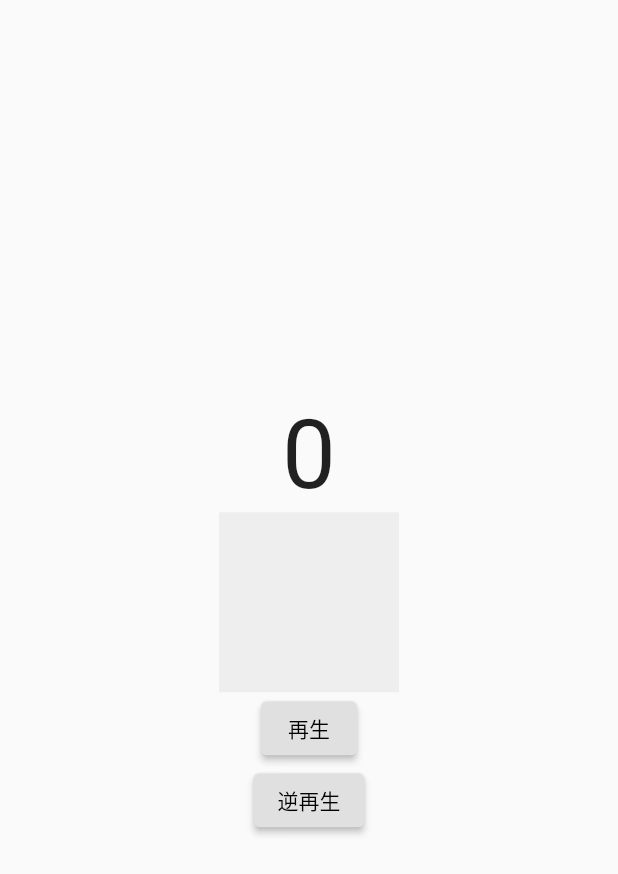
After one commit to yuyasat-sandbox/flutter-nyumon, a Flutter app: the TweenStaggeredPage screen opened directly, on a phone screen of 412 x 824 dp. The commit adds this screen. Shown: the top 874 px of the screen. Run offline on Flutter 3.47's test engine with Material 2 defaults, Android fonts, the phone set to English and light mode, and no system bars; our stand-ins replace cached_network_image, google_fonts.

Commit message:
tween staggered page

```diff
--- a/lib/index_page.dart
+++ b/lib/index_page.dart
@@ -12,6 +12,7 @@ import 'transition_page.dart';
 import 'open_container_page.dart';
 import 'shared_axis_transition_page.dart';
 import 'animation_controller_page.dart';
+import 'tween_staggered_page.dart';
 
 class IndexPage extends StatelessWidget {
   const IndexPage({
@@ -152,6 +153,19 @@ class IndexPage extends StatelessWidget {
               child: const Text('AnimationController'),
             ),
           ),
+          Padding(
+            padding: const EdgeInsets.symmetric(horizontal: 40, vertical: 10),
+            child: ElevatedButton(
+              onPressed: () {
+                Navigator.of(context).push(
+                  MaterialPageRoute(builder: (context) {
+                    return TweenStaggeredPage();
+                  }),
+                );
+              },
+              child: const Text('TweenStaggeredPage'),
+            ),
+          ),
         ],
       ),
     );
--- /dev/null
+++ b/lib/tween_staggered_page.dart
@@ -0,0 +1,130 @@
+import 'package:flutter/material.dart';
+
+class TweenStaggeredPage extends StatefulWidget {
+  @override
+  _TweenStaggeredPageState createState() => _TweenStaggeredPageState();
+}
+
+class _TweenStaggeredPageState extends State<TweenStaggeredPage>
+    with SingleTickerProviderStateMixin {
+  late AnimationController _animationController;
+  late Animation<int> _integer;
+  late Animation<double> _height;
+  late Animation<Color?> _color;
+  late Animation<BorderRadius?> _borderRadius;
+
+  final int _seconds = 5;
+
+  @override
+  void initState() {
+    super.initState();
+    _animationController = AnimationController(
+      vsync: this,
+      duration: Duration(seconds: _seconds),
+    )..addListener(() {
+        setState(() {});
+      });
+    _integer = _animationController.drive(
+      IntTween(begin: 0, end: _seconds),
+    );
+    _height = _animationController
+        .drive(
+          CurveTween(
+            curve: Interval(0, 0.3),
+          ),
+        )
+        .drive(
+          Tween(begin: 0, end: 300),
+        );
+    _color = _animationController
+        .drive(
+          CurveTween(
+            curve: const Interval(
+              0.3,
+              0.6,
+            ),
+          ),
+        )
+        .drive(
+          ColorTween(
+            begin: Colors.blue,
+            end: Colors.amber,
+          ),
+        );
+    _borderRadius = _animationController
+        .drive(
+          CurveTween(
+            curve: Interval(
+              0.6,
+              1.0,
+            ),
+          ),
+        )
+        .drive(
+          BorderRadiusTween(
+            begin: BorderRadius.circular(0),
+            end: BorderRadius.circular(75.0),
+          ),
+        );
+  }
+
+  @override
+  void dispose() {
+    _animationController.dispose();
+    super.dispose();
+  }
+
+  @override
+  Widget build(BuildContext context) {
+    return Scaffold(
+      body: Center(
+        child: Column(
+          mainAxisAlignment: MainAxisAlignment.center,
+          children: [
+            Text(
+              _integer.value.toString(),
+              style: TextStyle(fontSize: 64),
+            ),
+            Stack(
+              children: [
+                Container(
+                  width: 120,
+                  height: 120,
+                  decoration: BoxDecoration(
+                    color: Colors.grey[200],
+                  ),
+                ),
+                Positioned(
+                  child: Container(
+                    width: 120,
+                    height: _height.value,
+                    decoration: BoxDecoration(
+                      color: _color.value,
+                      borderRadius: _borderRadius.value,
+                    ),
+                  ),
+                )
+              ],
+            ),
+            ElevatedButton(
+              style: ElevatedButton.styleFrom(
+                primary: Colors.grey[300],
+                onPrimary: Colors.black,
+              ),
+              onPressed: _animationController.forward,
+              child: Text('再生'),
+            ),
+            ElevatedButton(
+              style: ElevatedButton.styleFrom(
+                primary: Colors.grey[300],
+                onPrimary: Colors.black,
+              ),
+              onPressed: _animationController.reverse,
+              child: Text('逆再生'),
+            )
+          ],
+        ),
+      ),
+    );
+  }
+}
```
